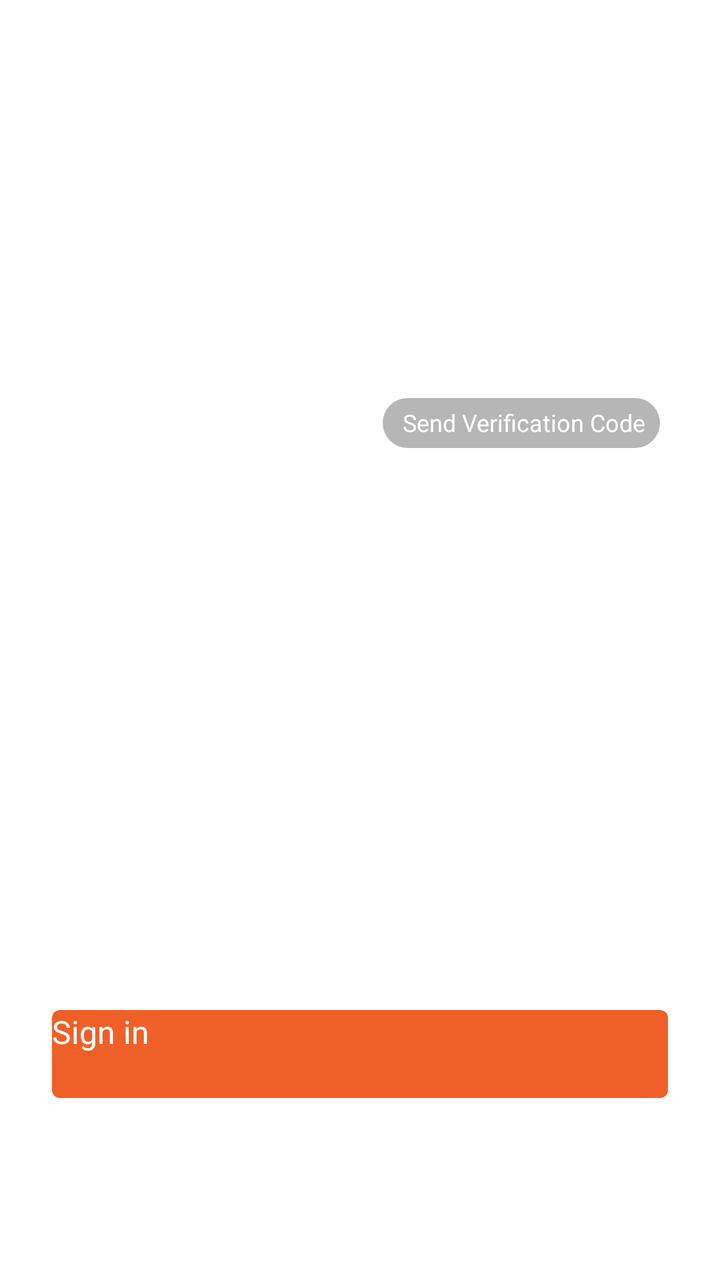
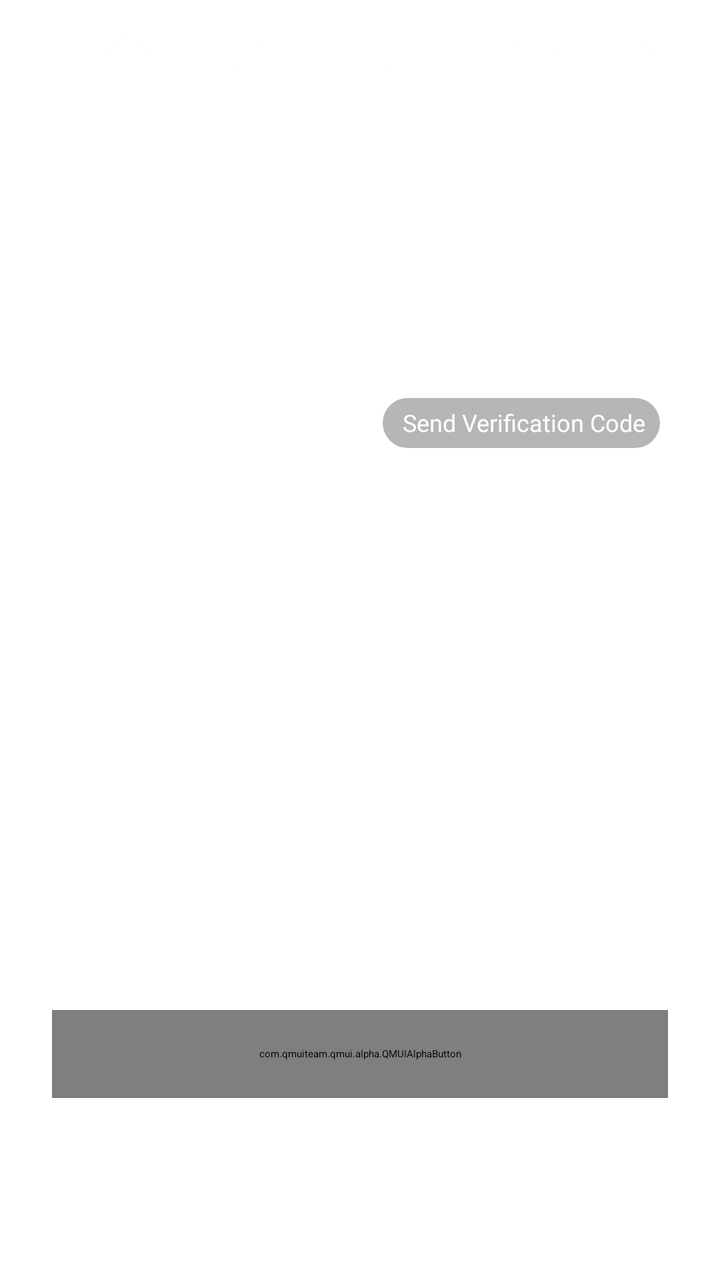

Compare the two renders of this Android layout. The source of the first and the diff that turns it into the second are given below.
<!-- AndroidManifest.xml: application theme AppTheme -->
<!-- res/layout/fragment_register.xml -->
<?xml version="1.0" encoding="utf-8"?>
<LinearLayout xmlns:android="http://schemas.android.com/apk/res/android"
    android:layout_width="match_parent"
    android:layout_height="match_parent"
    android:gravity="center_horizontal"
    android:orientation="vertical">

    <ImageView
        android:layout_width="317dp"
        android:layout_height="46dp"
        android:src="@drawable/text_denglu" />

    <EditText
        android:id="@+id/mobile_tv"
        android:layout_width="match_parent"
        android:layout_height="wrap_content"
        android:layout_marginLeft="30dp"
        android:layout_marginTop="102dp"
        android:layout_marginRight="30dp"
        android:background="@null"
        android:hint="Mobile Number"
        android:textColor="@color/white"
        android:textColorHint="@color/white"
        android:textSize="12sp" />

    <View
        android:layout_width="match_parent"
        android:layout_height="0.5dp"
        android:layout_marginLeft="30dp"
        android:layout_marginTop="10dp"
        android:layout_marginRight="30dp"
        android:background="@color/white" />

    <LinearLayout
        android:layout_width="match_parent"
        android:layout_height="wrap_content"
        android:layout_marginLeft="30dp"
        android:layout_marginTop="24dp"
        android:layout_marginRight="30dp"
        android:gravity="center_vertical">

        <EditText
            android:id="@+id/code_tv"
            android:layout_width="match_parent"
            android:layout_height="wrap_content"
            android:layout_weight="1"
            android:background="@null"
            android:hint="Verification Code"
            android:inputType="number"
            android:textColor="@color/white"
            android:textColorHint="@color/white"
            android:textSize="12sp" />

        <Button
            android:id="@+id/get_code_bt"
            android:layout_width="wrap_content"
            android:layout_height="25dp"
            android:layout_marginLeft="15dp"
            android:background="@drawable/bg_get_code"
            android:paddingLeft="10dp"
            android:paddingTop="4dp"
            android:paddingRight="7dp"
            android:paddingBottom="4dp"
            android:text="Send Verification Code"
            android:textAllCaps="false"
            android:textColor="@color/white"
            android:textSize="12sp" />
    </LinearLayout>

    <View
        android:layout_width="match_parent"
        android:layout_height="0.5dp"
        android:layout_marginLeft="30dp"
        android:layout_marginTop="7dp"
        android:layout_marginRight="30dp"
        android:background="@color/white" />

    <LinearLayout
        android:layout_width="match_parent"
        android:layout_height="wrap_content"
        android:layout_marginLeft="30dp"
        android:layout_marginTop="29dp"
        android:layout_marginRight="30dp"
        android:gravity="center_vertical">

        <EditText
            android:id="@+id/ps_tv"
            android:layout_width="match_parent"
            android:layout_height="wrap_content"
            android:layout_weight="1"
            android:background="@null"
            android:hint="Password"
            android:inputType="textPassword"
            android:textColor="@color/white"
            android:textColorHint="@color/white"
            android:textSize="12sp" />

        <ImageView
            android:id="@+id/eye_iv"
            android:layout_width="18dp"
            android:layout_height="12dp"
            android:layout_marginLeft="15dp"
            android:src="@drawable/icon_denglu_mimakejian"
            android:visibility="gone" />
    </LinearLayout>

    <View
        android:layout_width="match_parent"
        android:layout_height="0.5dp"
        android:layout_marginLeft="30dp"
        android:layout_marginTop="10dp"
        android:layout_marginRight="30dp"
        android:background="@color/white" />

    <LinearLayout
        android:layout_width="match_parent"
        android:layout_height="wrap_content"
        android:layout_marginLeft="30dp"
        android:layout_marginTop="29dp"
        android:layout_marginRight="30dp"
        android:gravity="center_vertical">

        <EditText
            android:id="@+id/c_ps_tv"
            android:layout_width="match_parent"
            android:layout_height="wrap_content"
            android:layout_weight="1"
            android:background="@null"
            android:hint="Confirm Password"
            android:inputType="textPassword"
            android:textColor="@color/white"
            android:textColorHint="@color/white"
            android:textSize="12sp" />

        <ImageView
            android:id="@+id/c_eye_iv"
            android:layout_width="18dp"
            android:layout_height="12dp"
            android:layout_marginLeft="15dp"
            android:src="@drawable/icon_denglu_mimakejian"
            android:visibility="gone" />
    </LinearLayout>

    <View
        android:layout_width="match_parent"
        android:layout_height="0.5dp"
        android:layout_marginLeft="30dp"
        android:layout_marginTop="10dp"
        android:layout_marginRight="30dp"
        android:background="@color/white" />

    <RelativeLayout
        android:layout_width="match_parent"
        android:layout_height="match_parent">

        <Button
            android:id="@+id/login_bt"
            android:layout_width="match_parent"
            android:layout_height="44dp"
            android:layout_alignParentBottom="true"
            android:layout_marginLeft="26dp"
            android:layout_marginRight="26dp"
            android:layout_marginBottom="91dp"
            android:background="@drawable/bg_button"
            android:text="Sign in"
            android:textAllCaps="false"
            android:textColor="@color/white"
            android:textSize="16sp" />

        <LinearLayout
            android:layout_width="match_parent"
            android:layout_height="wrap_content"
            android:layout_alignParentBottom="true"
            android:layout_marginLeft="30dp"
            android:layout_marginBottom="33dp"
            android:gravity="center_vertical">

            <CheckBox
                android:id="@+id/checkbox"
                android:layout_width="12dp"
                android:layout_height="12dp"
                android:background="@drawable/bg_check"
                android:button="@null"
                android:checked="false" />

            <TextView
                android:layout_width="wrap_content"
                android:layout_height="wrap_content"
                android:layout_marginLeft="4dp"
                android:text="I agree to the terms, conditions and privacy policy"
                android:textColor="@color/white"
                android:textSize="12sp" />
        </LinearLayout>
    </RelativeLayout>
</LinearLayout>
<!-- resources referenced by this layout -->
<resources>
  <color name="white">#ffffff</color>
  <!-- drawable bg_button (drawable) -->
  <?xml version="1.0" encoding="utf-8"?>
  <shape xmlns:android="http://schemas.android.com/apk/res/android">
      <corners android:radius="4dp" />
      <solid android:color="#EE6028" />
  </shape>
  <!-- drawable bg_check (drawable) -->
  <?xml version="1.0" encoding="utf-8"?>
  <selector xmlns:android="http://schemas.android.com/apk/res/android">
      <item android:drawable="@drawable/icon_zhuce_xieyi_dianji" android:state_checked="true" />
      <item android:drawable="@drawable/icon_zhuce_xieyi_weidianji" android:state_checked="false" />
  </selector>
  <!-- drawable bg_get_code (drawable) -->
  <?xml version="1.0" encoding="utf-8"?>
  <shape xmlns:android="http://schemas.android.com/apk/res/android">
      <corners android:radius="12.5dp" />
      <solid android:color="#49000000" />
  </shape>
  <style name="QDTextAppearanceListItemSmall">
          <item name="android:textColor">?attr/qmui_config_color_gray_4</item>
          <item name="android:textSize">16sp</item>
      </style>
  <style name="QDtextAppearanceListItem">
          <item name="android:textColor">?attr/qmui_config_color_black</item>
          <item name="android:textSize">18sp</item>
      </style>
  <style name="QDTopBar" parent="QMUI.TopBar">
          <item name="qmui_topbar_height">45dp</item>
          <item name="qmui_topbar_image_btn_height">45dp</item>
      </style>
  <color name="them">#151923</color>
  <color name="app_color_description">@color/qmui_config_color_gray_5</color>
  <color name="app_color_blue_3">#EBF9FF</color>
  <color name="app_color_blue">#00A8E1</color>
  <color name="app_color_blue_pressed">#c000A8E1</color>
  <!-- unchanged entries left out for length: 5 -->
</resources>

<!-- the commit's change to res/layout/fragment_register.xml (unified diff, before → after) -->
@@ -153,7 +153,7 @@
         android:layout_width="match_parent"
         android:layout_height="match_parent">
 
-        <Button
+        <com.qmuiteam.qmui.alpha.QMUIAlphaButton
             android:id="@+id/login_bt"
             android:layout_width="match_parent"
             android:layout_height="44dp"
